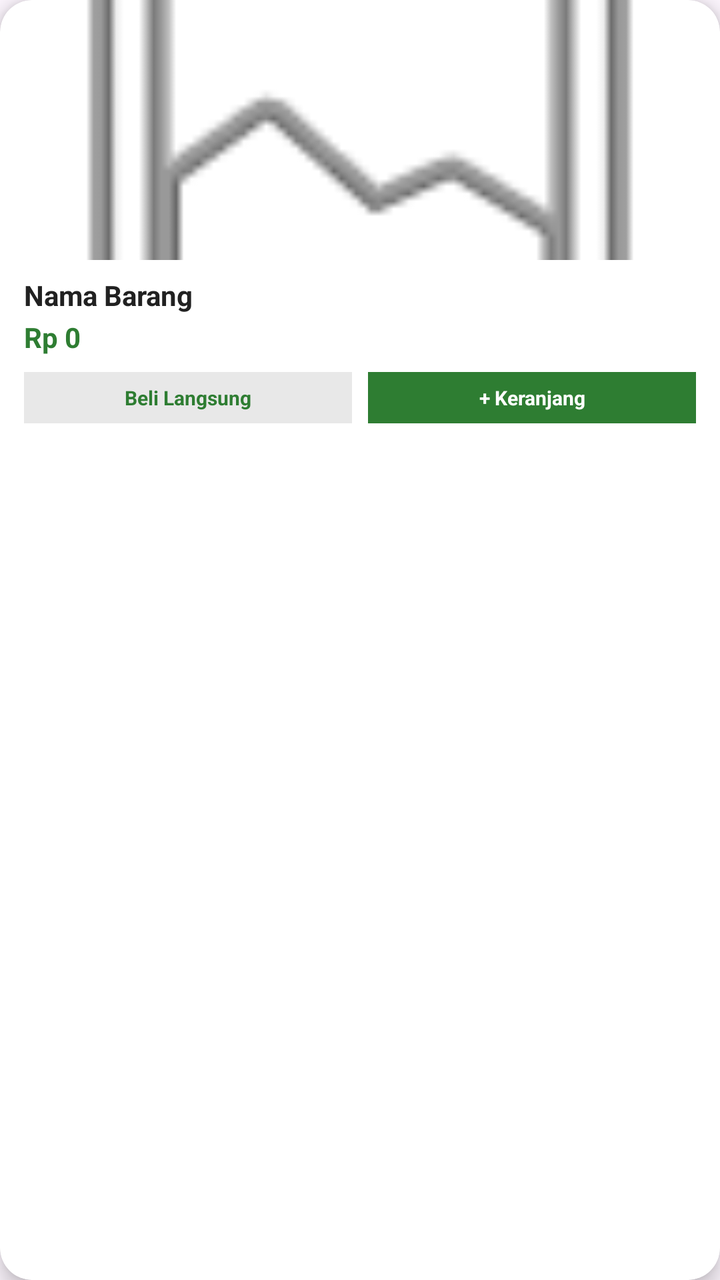
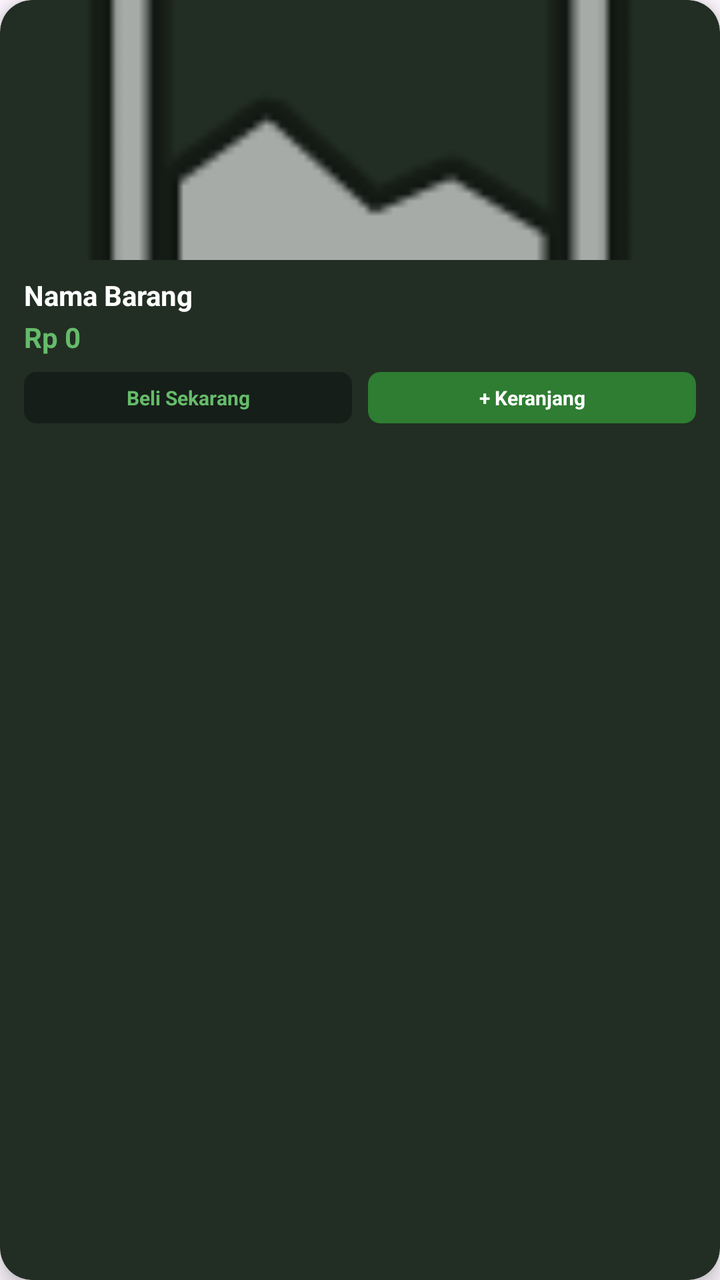

An Android layout rendered at two revisions. The XML below is the earlier revision; the diff shows what the commit changed to produce the second picture.
<!-- AndroidManifest.xml: application theme Theme.EcoSort -->
<!-- res/layout/item_grid_barang.xml -->
<?xml version="1.0" encoding="utf-8"?>
<androidx.cardview.widget.CardView xmlns:android="http://schemas.android.com/apk/res/android"
    xmlns:app="http://schemas.android.com/apk/res-auto"
    android:layout_width="match_parent"
    android:layout_height="wrap_content"
    android:layout_margin="8dp"
    app:cardCornerRadius="16dp"
    app:cardElevation="6dp">

    <LinearLayout
        android:layout_width="match_parent"
        android:layout_height="wrap_content"
        android:orientation="vertical"
        android:paddingBottom="8dp">

        <ImageView
            android:id="@+id/imgBarang"
            android:layout_width="match_parent"
            android:layout_height="130dp"
            android:scaleType="centerCrop"
            android:src="@android:drawable/ic_menu_gallery" />

        <TextView
            android:id="@+id/txtNamaBarang"
            android:layout_width="match_parent"
            android:layout_height="wrap_content"
            android:layout_marginStart="12dp"
            android:layout_marginTop="8dp"
            android:layout_marginEnd="12dp"
            android:maxLines="1"
            android:text="Nama Barang"
            android:textColor="#212121"
            android:textSize="14sp"
            android:textStyle="bold" />

        <TextView
            android:id="@+id/txtHargaBarang"
            android:layout_width="match_parent"
            android:layout_height="wrap_content"
            android:layout_marginStart="12dp"
            android:layout_marginTop="2dp"
            android:text="Rp 0"
            android:textColor="#2E7D32"
            android:textSize="14sp"
            android:textStyle="bold" />

        <LinearLayout
            android:layout_width="match_parent"
            android:layout_height="wrap_content"
            android:layout_marginStart="12dp"
            android:layout_marginTop="8dp"
            android:layout_marginEnd="12dp"
            android:orientation="horizontal"
            android:weightSum="2">

            <TextView
                android:id="@+id/btnBeliLangsung"
                android:layout_width="0dp"
                android:layout_height="wrap_content"
                android:layout_marginEnd="4dp"
                android:layout_weight="1"
                android:background="#E8E8E8"
                android:clickable="true"
                android:focusable="true"
                android:foreground="?attr/selectableItemBackground"
                android:gravity="center"
                android:padding="6dp"
                android:text="Beli Langsung"
                android:textColor="#2E7D32"
                android:textSize="10sp"
                android:textStyle="bold" />

            <TextView
                android:id="@+id/btnKeranjang"
                android:layout_width="0dp"
                android:layout_height="wrap_content"
                android:layout_marginStart="4dp"
                android:layout_weight="1"
                android:background="#2E7D32"
                android:clickable="true"
                android:focusable="true"
                android:foreground="?attr/selectableItemBackground"
                android:gravity="center"
                android:padding="6dp"
                android:text="+ Keranjang"
                android:textColor="#FFFFFF"
                android:textSize="10sp"
                android:textStyle="bold" />
        </LinearLayout>
    </LinearLayout>
</androidx.cardview.widget.CardView>
<!-- resources referenced by this layout -->
<resources>
  <style name="Theme.EcoSort" parent="Base.Theme.EcoSort" />
  <style name="Base.Theme.EcoSort" parent="Theme.Material3.DayNight.NoActionBar">
          
          
      </style>
</resources>

<!-- the commit's change to res/layout/item_grid_barang.xml (unified diff, before → after) -->
@@ -4,6 +4,7 @@
     android:layout_width="match_parent"
     android:layout_height="wrap_content"
     android:layout_margin="8dp"
+    app:cardBackgroundColor="#222E24"
     app:cardCornerRadius="16dp"
     app:cardElevation="6dp">
 
@@ -29,7 +30,7 @@
             android:layout_marginEnd="12dp"
             android:maxLines="1"
             android:text="Nama Barang"
-            android:textColor="#212121"
+            android:textColor="#FFFFFF"
             android:textSize="14sp"
             android:textStyle="bold" />
 
@@ -40,7 +41,7 @@
             android:layout_marginStart="12dp"
             android:layout_marginTop="2dp"
             android:text="Rp 0"
-            android:textColor="#2E7D32"
+            android:textColor="#66BB6A"
             android:textSize="14sp"
             android:textStyle="bold" />
 
@@ -53,39 +54,53 @@
             android:orientation="horizontal"
             android:weightSum="2">
 
-            <TextView
-                android:id="@+id/btnBeliLangsung"
+            <androidx.cardview.widget.CardView
                 android:layout_width="0dp"
-                android:layout_height="wrap_content"
+                android:layout_height="match_parent"
                 android:layout_marginEnd="4dp"
                 android:layout_weight="1"
-                android:background="#E8E8E8"
-                android:clickable="true"
-                android:focusable="true"
-                android:foreground="?attr/selectableItemBackground"
-                android:gravity="center"
-                android:padding="6dp"
-                android:text="Beli Langsung"
-                android:textColor="#2E7D32"
-                android:textSize="10sp"
-                android:textStyle="bold" />
+                app:cardBackgroundColor="#151E18"
+                app:cardCornerRadius="6dp"
+                app:cardElevation="0dp">
 
-            <TextView
-                android:id="@+id/btnKeranjang"
+                <TextView
+                    android:id="@+id/btnBeliLangsung"
+                    android:layout_width="match_parent"
+                    android:layout_height="match_parent"
+                    android:background="?attr/selectableItemBackground"
+                    android:clickable="true"
+                    android:focusable="true"
+                    android:gravity="center"
+                    android:padding="6dp"
+                    android:text="Beli Sekarang"
+                    android:textColor="#66BB6A"
+                    android:textSize="10sp"
+                    android:textStyle="bold" />
+            </androidx.cardview.widget.CardView>
+
+            <androidx.cardview.widget.CardView
                 android:layout_width="0dp"
-                android:layout_height="wrap_content"
+                android:layout_height="match_parent"
                 android:layout_marginStart="4dp"
                 android:layout_weight="1"
-                android:background="#2E7D32"
-                android:clickable="true"
-                android:focusable="true"
-                android:foreground="?attr/selectableItemBackground"
-                android:gravity="center"
-                android:padding="6dp"
-                android:text="+ Keranjang"
-                android:textColor="#FFFFFF"
-                android:textSize="10sp"
-                android:textStyle="bold" />
+                app:cardBackgroundColor="#2E7D32"
+                app:cardCornerRadius="6dp"
+                app:cardElevation="0dp">
+
+                <TextView
+                    android:id="@+id/btnKeranjang"
+                    android:layout_width="match_parent"
+                    android:layout_height="match_parent"
+                    android:background="?attr/selectableItemBackground"
+                    android:clickable="true"
+                    android:focusable="true"
+                    android:gravity="center"
+                    android:padding="6dp"
+                    android:text="+ Keranjang"
+                    android:textColor="#FFFFFF"
+                    android:textSize="10sp"
+                    android:textStyle="bold" />
+            </androidx.cardview.widget.CardView>
         </LinearLayout>
     </LinearLayout>
 </androidx.cardview.widget.CardView>
